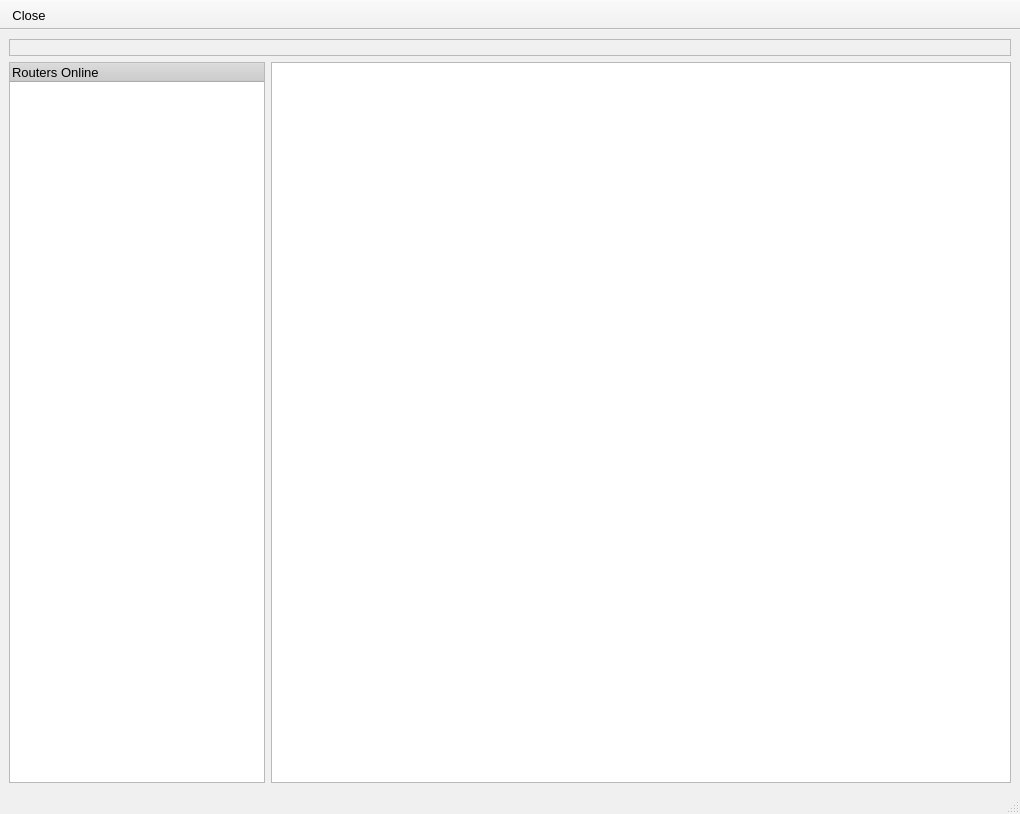
Above: src/gui/network/netviewer.ui from a-ilin/vidalia before the change. Below: the same form after it.
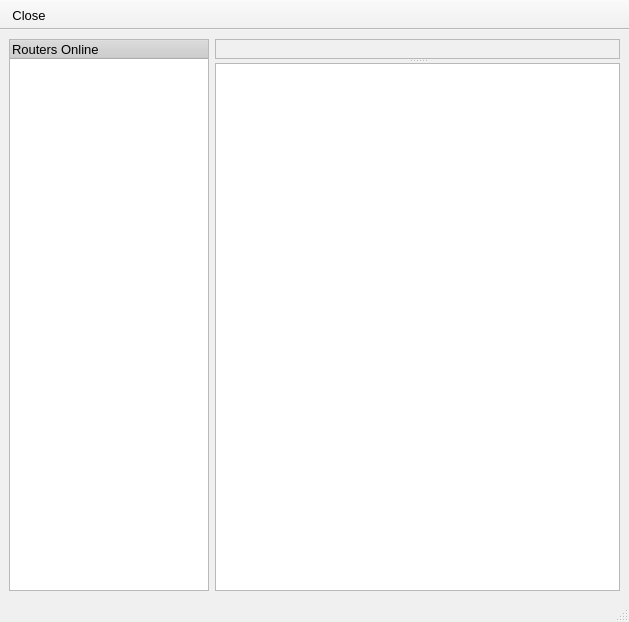
That is the form after the change. Icons and pictures are not drawn.

The edit to the form file:
```diff
--- a/src/gui/network/netviewer.ui
+++ b/src/gui/network/netviewer.ui
@@ -8,8 +8,8 @@
    <rect>
     <x>0</x>
     <y>0</y>
-    <width>1020</width>
-    <height>814</height>
+    <width>629</width>
+    <height>622</height>
    </rect>
   </property>
   <property name="sizePolicy" >
@@ -315,42 +315,9 @@
    <enum>Qt::ToolButtonTextUnderIcon</enum>
   </property>
   <widget class="QWidget" name="centralwidget" >
-   <layout class="QVBoxLayout" >
-    <property name="margin" >
-     <number>9</number>
-    </property>
-    <property name="spacing" >
-     <number>6</number>
-    </property>
-    <item>
-     <widget class="QLabel" name="lblMap" >
-      <property name="contextMenuPolicy" >
-       <enum>Qt::NoContextMenu</enum>
-      </property>
-      <property name="frameShape" >
-       <enum>QFrame::StyledPanel</enum>
-      </property>
-      <property name="frameShadow" >
-       <enum>QFrame::Raised</enum>
-      </property>
-      <property name="text" >
-       <string/>
-      </property>
-      <property name="textFormat" >
-       <enum>Qt::PlainText</enum>
-      </property>
-      <property name="pixmap" >
-       <pixmap resource="../res/vidalia_common.qrc" >:/images/map/world-map.png</pixmap>
-      </property>
-      <property name="scaledContents" >
-       <bool>false</bool>
-      </property>
-     </widget>
-    </item>
-    <item>
      <layout class="QHBoxLayout" >
       <property name="margin" >
-       <number>0</number>
+     <number>9</number>
       </property>
       <property name="spacing" >
        <number>6</number>
@@ -359,12 +326,24 @@
        <widget class="QTreeWidget" name="treeRouterList" >
         <property name="sizePolicy" >
          <sizepolicy>
-          <hsizetype>0</hsizetype>
+        <hsizetype>7</hsizetype>
           <vsizetype>7</vsizetype>
-          <horstretch>0</horstretch>
+        <horstretch>1</horstretch>
           <verstretch>0</verstretch>
          </sizepolicy>
         </property>
+      <property name="minimumSize" >
+       <size>
+        <width>200</width>
+        <height>0</height>
+       </size>
+      </property>
+      <property name="maximumSize" >
+       <size>
+        <width>200</width>
+        <height>16777215</height>
+       </size>
+      </property>
         <property name="contextMenuPolicy" >
          <enum>Qt::NoContextMenu</enum>
         </property>
@@ -379,7 +358,56 @@
        </widget>
       </item>
       <item>
+     <widget class="QSplitter" name="" >
+      <property name="sizePolicy" >
+       <sizepolicy>
+        <hsizetype>7</hsizetype>
+        <vsizetype>7</vsizetype>
+        <horstretch>0</horstretch>
+        <verstretch>0</verstretch>
+       </sizepolicy>
+      </property>
+      <property name="orientation" >
+       <enum>Qt::Vertical</enum>
+      </property>
+      <widget class="QFrame" name="frmMap" >
+       <property name="contextMenuPolicy" >
+        <enum>Qt::NoContextMenu</enum>
+       </property>
+       <property name="frameShape" >
+        <enum>QFrame::StyledPanel</enum>
+       </property>
+       <property name="frameShadow" >
+        <enum>QFrame::Raised</enum>
+       </property>
+       <layout class="QHBoxLayout" >
+        <property name="margin" >
+         <number>9</number>
+        </property>
+        <property name="spacing" >
+         <number>6</number>
+        </property>
+        <item>
+         <layout class="QGridLayout" >
+          <property name="margin" >
+           <number>0</number>
+          </property>
+          <property name="spacing" >
+           <number>6</number>
+          </property>
+         </layout>
+        </item>
+       </layout>
+      </widget>
        <widget class="QTextBrowser" name="textRouterInfo" >
+       <property name="sizePolicy" >
+        <sizepolicy>
+         <hsizetype>7</hsizetype>
+         <vsizetype>7</vsizetype>
+         <horstretch>100</horstretch>
+         <verstretch>100</verstretch>
+        </sizepolicy>
+       </property>
         <property name="contextMenuPolicy" >
          <enum>Qt::NoContextMenu</enum>
         </property>
@@ -390,8 +418,7 @@
          <bool>true</bool>
         </property>
        </widget>
-      </item>
-     </layout>
+     </widget>
     </item>
    </layout>
   </widget>
@@ -399,9 +426,9 @@
    <property name="geometry" >
     <rect>
      <x>0</x>
-     <y>795</y>
-     <width>1020</width>
-     <height>19</height>
+     <y>600</y>
+     <width>629</width>
+     <height>22</height>
     </rect>
    </property>
   </widget>
```
Lines whose indentation alone changed are shown as unchanged.
